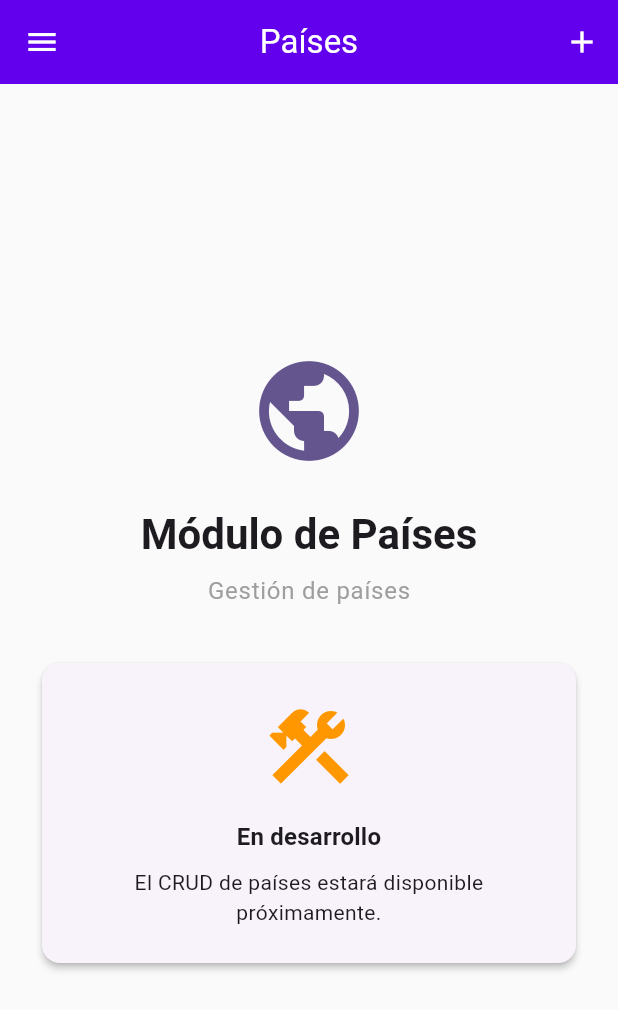
After one commit to LeizarM/yahveh, a Flutter app: the PaisesScreen screen opened by its route, on a phone screen of 412 x 824 dp. The commit adds this screen. Shown: the top 1010 px of the screen. Run offline on Flutter 3.47's test engine with Material 3 defaults, Android fonts, the phone set to English and light mode, and no system bars; our stand-ins replace dio, flutter_riverpod, flutter_secure_storage, go_router, logger; accounts and stored records are empty; network calls fail.

Commit message:
feat: implement CRUD functionality for cities, countries, and zones; add corresponding models and entities; enhance app routing and UI for new screens

```diff
--- a/lib/data/datasources/articulo_remote_datasource.dart
+++ b/lib/data/datasources/articulo_remote_datasource.dart
@@ -143,9 +143,6 @@ class ArticuloRemoteDataSourceImpl implements ArticuloRemoteDataSource {
       if (response.data['success'] == true) {
         final data = response.data['data'];
 
-        // Debug: ver qué tipo de dato es
-        print('Update articulo response data type: ${data.runtimeType}');
-        print('Update articulo response data: $data');
 
         // Si el backend devuelve solo el codArticulo (String), obtenemos el objeto completo
         if (data is String) {
--- a/lib/presentation/routes/app_router.dart
+++ b/lib/presentation/routes/app_router.dart
@@ -77,6 +77,30 @@ final appRouterProvider = Provider<GoRouter>((ref) {
           return const ClientesScreen();
         },
       ),
+      GoRoute(
+        path: '/zona',
+        name: 'zona',
+        builder: (context, state) {
+          debugPrint('🏗️ Construyendo ZonasScreen');
+          return const ZonasScreen();
+        },
+      ),
+      GoRoute(
+        path: '/ciudad',
+        name: 'ciudad',
+        builder: (context, state) {
+          debugPrint('🏗️ Construyendo CiudadesScreen');
+          return const CiudadesScreen();
+        },
+      ),
+      GoRoute(
+        path: '/pais',
+        name: 'pais',
+        builder: (context, state) {
+          debugPrint('🏗️ Construyendo PaisesScreen');
+          return const PaisesScreen();
+        },
+      ),
     ],
     errorBuilder: (context, state) {
       debugPrint('❌ Error de ruta: ${state.error}');
--- /dev/null
+++ b/lib/presentation/screens/paises_screen.dart
@@ -0,0 +1,109 @@
+import 'package:flutter/material.dart';
+import 'package:flutter_riverpod/flutter_riverpod.dart';
+import '../../core/utils/extensions.dart';
+import '../../core/utils/responsive_layout.dart';
+import '../widgets/app_drawer.dart';
+
+/// Pantalla de Países
+class PaisesScreen extends ConsumerWidget {
+  const PaisesScreen({super.key});
+
+  @override
+  Widget build(BuildContext context, WidgetRef ref) {
+    return Scaffold(
+      appBar: AppBar(
+        title: const Text('Países'),
+        actions: [
+          IconButton(
+            icon: const Icon(Icons.add),
+            onPressed: () {
+              ScaffoldMessenger.of(context).showSnackBar(
+                const SnackBar(content: Text('Agregar país - Por implementar')),
+              );
+            },
+            tooltip: 'Agregar país',
+          ),
+        ],
+      ),
+      drawer: context.isMobile ? const AppDrawer() : null,
+      body: Row(
+        children: [
+          // Drawer permanente en desktop/tablet
+          if (!context.isMobile)
+            Container(
+              width: 280,
+              decoration: BoxDecoration(
+                border: Border(
+                  right: BorderSide(
+                    color: context.colorScheme.outline.withValues(alpha: 0.2),
+                  ),
+                ),
+              ),
+              child: const AppDrawer(),
+            ),
+
+          // Contenido principal
+          Expanded(
+            child: Center(
+              child: Padding(
+                padding: const EdgeInsets.all(24.0),
+                child: Column(
+                  mainAxisAlignment: MainAxisAlignment.center,
+                  children: [
+                    Icon(
+                      Icons.public,
+                      size: 80,
+                      color: context.colorScheme.primary,
+                    ),
+                    const SizedBox(height: 24),
+                    Text(
+                      'Módulo de Países',
+                      style: context.theme.textTheme.headlineMedium?.copyWith(
+                        fontWeight: FontWeight.bold,
+                      ),
+                    ),
+                    const SizedBox(height: 8),
+                    Text(
+                      'Gestión de países',
+                      style: context.theme.textTheme.bodyLarge?.copyWith(
+                        color: Colors.grey,
+                      ),
+                    ),
+                    const SizedBox(height: 32),
+                    Card(
+                      child: Padding(
+                        padding: const EdgeInsets.all(24.0),
+                        child: Column(
+                          children: [
+                            const Icon(
+                              Icons.construction,
+                              size: 64,
+                              color: Colors.orange,
+                            ),
+                            const SizedBox(height: 16),
+                            Text(
+                              'En desarrollo',
+                              style: context.theme.textTheme.titleMedium?.copyWith(
+                                fontWeight: FontWeight.bold,
+                              ),
+                              textAlign: TextAlign.center,
+                            ),
+                            const SizedBox(height: 8),
+                            const Text(
+                              'El CRUD de países estará disponible próximamente.',
+                              textAlign: TextAlign.center,
+                            ),
+                          ],
+                        ),
+                      ),
+                    ),
+                  ],
+                ),
+              ),
+            ),
+          ),
+        ],
+      ),
+    );
+  }
+}
--- a/lib/presentation/screens/screens.dart
+++ b/lib/presentation/screens/screens.dart
@@ -5,3 +5,6 @@ export 'dashboard_screen.dart';
 export 'items_screen.dart';
 export 'lineas_screen.dart';
 export 'clientes_screen.dart';
+export 'zonas_screen.dart';
+export 'ciudades_screen.dart';
+export 'paises_screen.dart';
--- a/lib/presentation/widgets/app_drawer.dart
+++ b/lib/presentation/widgets/app_drawer.dart
@@ -218,6 +218,12 @@ class AppDrawer extends ConsumerWidget {
       return Icons.category;
     } else if (direccion.contains('cliente') || titulo.contains('cliente')) {
       return Icons.people;
+    } else if (direccion.contains('zona') || titulo.contains('zona')) {
+      return Icons.map;
+    } else if (direccion.contains('ciudad') || titulo.contains('ciudad')) {
+      return Icons.location_city;
+    } else if (direccion.contains('pais') || titulo.contains('pais') || titulo.contains('país')) {
+      return Icons.public;
     } else if (direccion.contains('user') || titulo.contains('usuario')) {
       return Icons.person;
     } else if (direccion.contains('config') || titulo.contains('config')) {
```
Also changed, not shown: lib/data/datasources/linea_remote_datasource.dart (+1 -6 lines), lib/data/datasources/vista_remote_datasource.dart (+5 -12 lines), lib/data/models/ciudad_model.dart (added, +37 -0 lines), lib/data/models/cliente_model.dart (added, +57 -0 lines), lib/data/models/pais_model.dart (added, +33 -0 lines), lib/data/models/zona_model.dart (added, +37 -0 lines), lib/domain/entities/ciudad_entity.dart (added, +14 -0 lines), lib/domain/entities/cliente_entity.dart (added, +24 -0 lines), lib/domain/entities/pais_entity.dart (added, +12 -0 lines), lib/domain/entities/zona_entity.dart (added, +14 -0 lines), lib/presentation/screens/ciudades_screen.dart (added, +109 -0 lines), lib/presentation/screens/zonas_screen.dart (added, +109 -0 lines).
